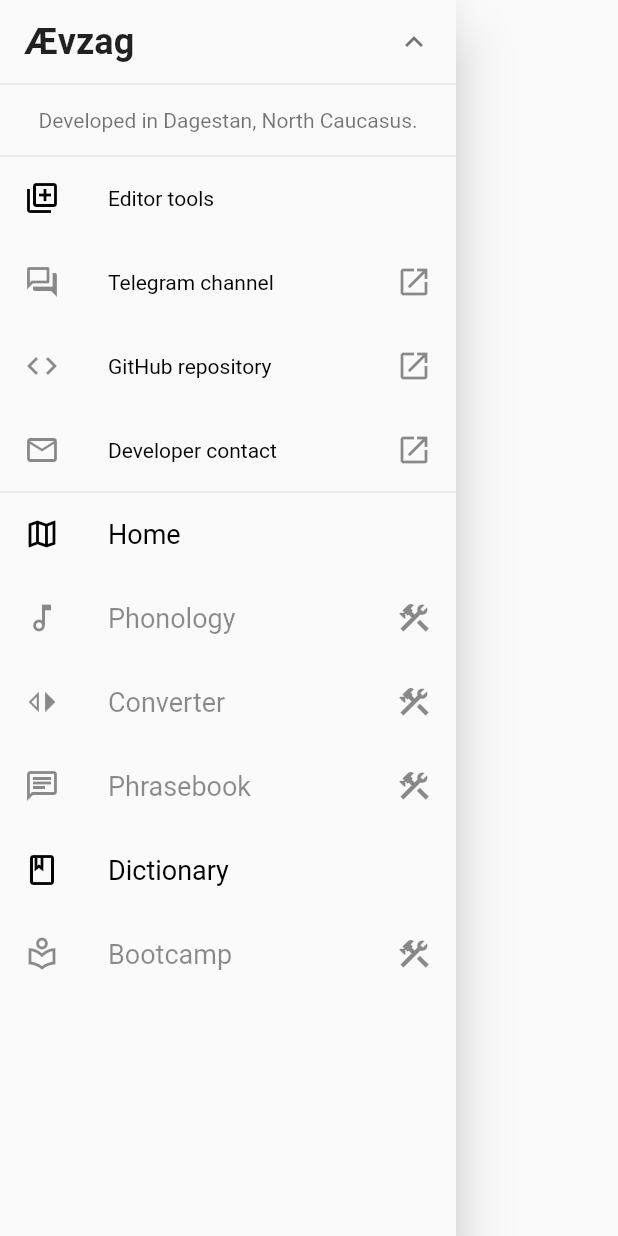
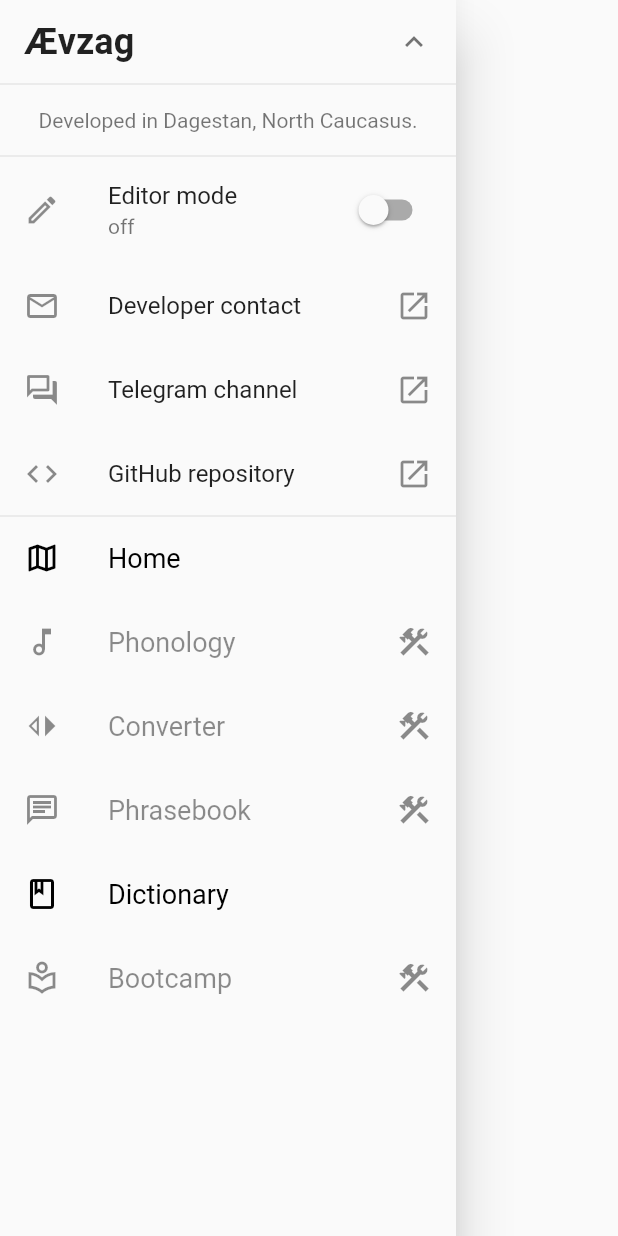
Before and after one commit to raxysstudios/avzag, a Flutter app: the NavDraver widget shown alone on an empty page, opened directly, after a tap on "Ævzag", on a phone screen of 412 x 824 dp. Run offline on Flutter 3.47's test engine with Material 2 defaults, Android fonts, the phone set to English and light mode, and no system bars; drawn by our look-alikes of expandable; our stand-ins replace cloud_firestore, firebase_core, firebase_storage; accounts and stored records are empty.

Commit message:
Simplify expandable

```diff
--- a/lib/nav_drawer.dart
+++ b/lib/nav_drawer.dart
@@ -1,6 +1,8 @@
 import 'package:avzag/dictionary/dictionary_editor.dart';
 import 'package:avzag/dictionary/dictionary_page.dart';
 import 'package:avzag/home/home_page.dart';
+import 'package:avzag/home/store.dart';
+import 'package:avzag/store.dart';
 import 'package:expandable/expandable.dart';
 import 'package:flutter/cupertino.dart';
 import 'package:flutter/material.dart';
@@ -93,28 +95,6 @@ class NavDraver extends StatelessWidget {
       'Bootcamp',
     ),
   ];
-  final submodules = [
-    _NavItem(
-      Icons.library_add_outlined,
-      'Editor tools',
-      builder: () => DictionaryEditor(),
-    ),
-    _NavItem(
-      Icons.forum_outlined,
-      'Telegram channel',
-      link: 'https://t.me/avzag',
-    ),
-    _NavItem(
-      Icons.code_outlined,
-      'GitHub repository',
-      link: 'https://github.com/alkaitagi/avzag_flutter',
-    ),
-    _NavItem(
-      Icons.email_outlined,
-      'Developer contact',
-      link: 'mailto:alkaitagi@outlook.com?subject=Avzag',
-    ),
-  ];
 
   @override
   Widget build(BuildContext context) {
@@ -148,9 +128,7 @@ class NavDraver extends StatelessWidget {
               children: [
                 Divider(height: 0),
                 Padding(
-                  padding: const EdgeInsets.symmetric(
-                    vertical: 16,
-                  ),
+                  padding: const EdgeInsets.all(16),
                   child: Text(
                     "Developed in Dagestan, North Caucasus.",
                     textAlign: TextAlign.center,
@@ -158,11 +136,42 @@ class NavDraver extends StatelessWidget {
                   ),
                 ),
                 Divider(height: 0),
-                for (final m in submodules)
-                  m.build(
-                    context,
-                    small: true,
+                SwitchListTile(
+                  title: Text('Editor mode'),
+                  subtitle: Text('off'),
+                  value: editorMode != null,
+                  secondary: Padding(
+                    padding: const EdgeInsets.only(top: 8),
+                    child: Icon(Icons.edit_outlined),
                   ),
+                  onChanged: (e) {
+                    editorMode = e ? languages[0].name : null;
+                  },
+                ),
+                ListTile(
+                  leading: Icon(Icons.email_outlined),
+                  title: Text('Developer contact'),
+                  trailing: Icon(Icons.open_in_new_outlined),
+                  onTap: () => launch(
+                    'mailto:alkaitagi@outlook.com?subject=Avzag',
+                  ),
+                ),
+                ListTile(
+                  leading: Icon(Icons.forum_outlined),
+                  title: Text('Telegram channel'),
+                  trailing: Icon(Icons.open_in_new_outlined),
+                  onTap: () => launch(
+                    'https://t.me/avzag',
+                  ),
+                ),
+                ListTile(
+                  leading: Icon(Icons.code_outlined),
+                  title: Text('GitHub repository'),
+                  trailing: Icon(Icons.open_in_new_outlined),
+                  onTap: () => launch(
+                    'https://github.com/alkaitagi/avzag_flutter',
+                  ),
+                ),
               ],
             ),
           ),
```
